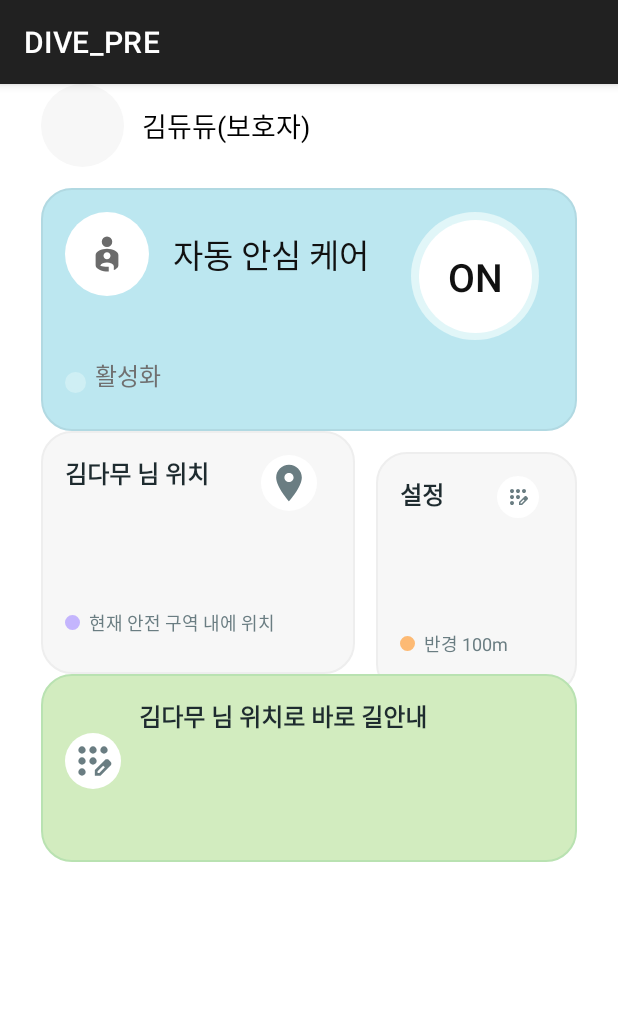
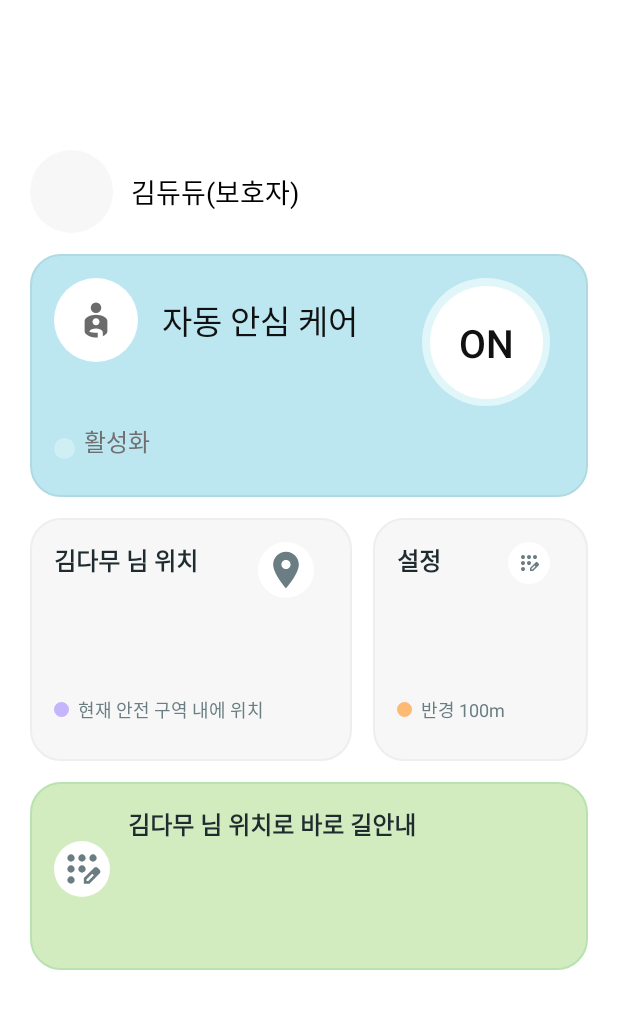
Before and after one commit to hyojeong130/dolbomgil_android_protect, an Android app built with Jetpack Compose: the HomeActivity screen opened directly, with no data from a screen before it, on a phone screen of 412 x 824 dp. Shown: the top 1009 px of the screen. Run offline under Robolectric (Android 15) with nearby library versions, the phone set to English and light mode, and no system bars.

Commit message:
ui 수정

```diff
--- a/app/src/main/java/com/example/dive_pre/HomeActivity.kt
+++ b/app/src/main/java/com/example/dive_pre/HomeActivity.kt
@@ -126,22 +126,30 @@ class HomeActivity : AppCompatActivity() {
         val root = vb.homeRoot
         val cs = ConstraintSet().apply { clone(root) }
 
-        // 기존 TOP 제약 정리
+        // 기존 TOP 제약을 모두 정리
         cs.clear(R.id.cardGuide, ConstraintSet.TOP)
         cs.clear(R.id.cardLocation, ConstraintSet.TOP)
+        cs.clear(R.id.cardSettings, ConstraintSet.TOP)
+
+        val gap = resources.getDimensionPixelSize(R.dimen.home_gap)
 
         if (inSafeZone) {
-            // 안전: 위치/설정 위, 길안내 아래
+            // ✅ 안전: 가운데 2개(위치/설정)가 'cardAuto' 바로 아래, 그 아래가 길안내
             cs.connect(R.id.cardLocation, ConstraintSet.TOP, R.id.cardAuto, ConstraintSet.BOTTOM)
+            cs.connect(R.id.cardSettings, ConstraintSet.TOP, R.id.cardAuto, ConstraintSet.BOTTOM)
             cs.connect(R.id.cardGuide,    ConstraintSet.TOP, R.id.cardLocation, ConstraintSet.BOTTOM)
         } else {
-            // 이탈: 길안내를 위로, 그 아래 위치/설정
+            // ✅ 이탈: 길안내를 위로 올리고, 그 아래에 가운데 2개(위치/설정)
             cs.connect(R.id.cardGuide,    ConstraintSet.TOP, R.id.cardAuto, ConstraintSet.BOTTOM)
             cs.connect(R.id.cardLocation, ConstraintSet.TOP, R.id.cardGuide, ConstraintSet.BOTTOM)
-            // settings는 location 오른쪽 기존 제약 유지
+            cs.connect(R.id.cardSettings, ConstraintSet.TOP, R.id.cardGuide, ConstraintSet.BOTTOM)
         }
-
-        androidx.transition.TransitionManager.beginDelayedTransition(root)
+        cs.setMargin(R.id.cardLocation, ConstraintSet.TOP, gap)
+        cs.setMargin(R.id.cardSettings, ConstraintSet.TOP, gap)
+        cs.setMargin(R.id.cardGuide,    ConstraintSet.TOP, gap)
+        cs.setMargin(R.id.cardLocation, ConstraintSet.END, gap)
+        // 부드러운 전환(선택)
+        TransitionManager.beginDelayedTransition(root)
         cs.applyTo(root)
     }
 
--- a/app/src/main/res/drawable/bg_card_guide_alert.xml
+++ b/app/src/main/res/drawable/bg_card_guide_alert.xml
@@ -1,6 +1,6 @@
 <?xml version="1.0" encoding="utf-8"?>
 <shape xmlns:android="http://schemas.android.com/apk/res/android">
-    <solid android:color="#D2ECBF"/>
+    <solid android:color="#FF9FA3"/>
     <corners android:radius="20dp"/>
     <stroke android:width="1dp" android:color="#FF9FA3"/>
 </shape>
--- a/app/src/main/res/layout/activity_home.xml
+++ b/app/src/main/res/layout/activity_home.xml
@@ -8,6 +8,8 @@
     android:layout_height="match_parent"
     android:paddingStart="@dimen/home_side_pad"
     android:paddingEnd="@dimen/home_side_pad"
+    android:paddingTop="@dimen/home_top_pad"
+    android:paddingBottom="@dimen/home_bottom_pad"
     tools:context=".HomeActivity">
 
     <!-- 프로필 섹션 -->
@@ -51,14 +53,15 @@
         app:layout_constraintStart_toStartOf="parent"
         app:layout_constraintEnd_toEndOf="parent">
 
+        <!-- ⬇️ 반드시 FrameLayout 안쪽에 있어야 패딩/마진이 반영됩니다 -->
         <include
             android:id="@+id/includeAuto"
             layout="@layout/view_card_auto"
             android:layout_width="match_parent"
-            android:layout_height="match_parent" />
+            android:layout_height="match_parent"/>
     </FrameLayout>
 
-    <!-- 2) 가운데 행: 위치 카드 -->
+    <!-- 2) 가운데 행: 위치 카드 (왼쪽) -->
     <FrameLayout
         android:id="@+id/cardLocation"
         android:layout_width="0dp"
@@ -73,8 +76,7 @@
     app:layout_constraintTop_toBottomOf="@id/cardAuto"
     app:layout_constraintStart_toStartOf="parent"
     app:layout_constraintEnd_toStartOf="@id/cardSettings"
-        app:layout_constraintHorizontal_chainStyle="packed"
-        app:layout_constraintHorizontal_weight="198">
+    app:layout_constraintHorizontal_weight="60">
 
     <include
         android:id="@+id/includeLocation"
@@ -83,7 +85,7 @@
         android:layout_height="match_parent" />
 </FrameLayout>
 
-    <!-- 3) 가운데 행: 설정 카드 -->
+    <!-- 3) 가운데 행: 설정 카드 (오른쪽) -->
 <FrameLayout
 android:id="@+id/cardSettings"
 android:layout_width="0dp"
@@ -97,7 +99,7 @@
 app:layout_constraintTop_toBottomOf="@id/cardAuto"
 app:layout_constraintStart_toEndOf="@id/cardLocation"
 app:layout_constraintEnd_toEndOf="parent"
-        app:layout_constraintHorizontal_weight="127">
+app:layout_constraintHorizontal_weight="40">
 
 <include
     android:id="@+id/includeSettings"
@@ -105,6 +107,7 @@
     android:layout_width="match_parent"
     android:layout_height="match_parent" />
 </FrameLayout>
+
 
     <!-- 4) 하단 큰 카드: 바로 길안내 -->
 <FrameLayout
@@ -117,9 +120,9 @@
 android:paddingTop="16dp"
 android:paddingEnd="25dp"
 android:paddingBottom="25dp"
-        app:layout_constraintTop_toBottomOf="@id/cardLocation"
 app:layout_constraintStart_toStartOf="parent"
-        app:layout_constraintEnd_toEndOf="parent">
+app:layout_constraintEnd_toEndOf="parent"
+    tools:ignore="MissingConstraints">
 
 <include
     android:id="@+id/includeGuide"
--- a/app/src/main/res/values/dimens.xml
+++ b/app/src/main/res/values/dimens.xml
@@ -1,8 +1,11 @@
 <?xml version="1.0" encoding="utf-8"?>
 <resources>
-    <dimen name="home_side_pad">27dp</dimen>
+    <dimen name="home_side_pad">20dp</dimen>
     <dimen name="home_top_offset">100dp</dimen>
     <dimen name="home_gap">14dp</dimen>
+    <dimen name="home_top_pad">100dp</dimen>
+    <dimen name="home_bottom_pad">24dp</dimen>
+
 
     <dimen name="home_card_h">162dp</dimen>         <!-- 위 3개 카드 높이 -->
     <dimen name="home_card_guide_h">125dp</dimen>   <!-- 하단 큰 카드 높이 -->
--- a/app/src/main/res/values/themes.xml
+++ b/app/src/main/res/values/themes.xml
@@ -1,7 +1,7 @@
 <?xml version="1.0" encoding="utf-8"?>
 <resources>
 
-    <style name="Theme.DIVE_PRE" parent="Theme.MaterialComponents.DayNight.DarkActionBar" />
+    <style name="Theme.DIVE_PRE" parent="Theme.MaterialComponents.DayNight.NoActionBar" />
     <style name="AppTheme" parent="Theme.AppCompat.Light.NoActionBar">
         <item name="windowActionBar">false</item>
         <item name="windowNoTitle">true</item>
```
Lines whose indentation alone changed are shown as unchanged.
